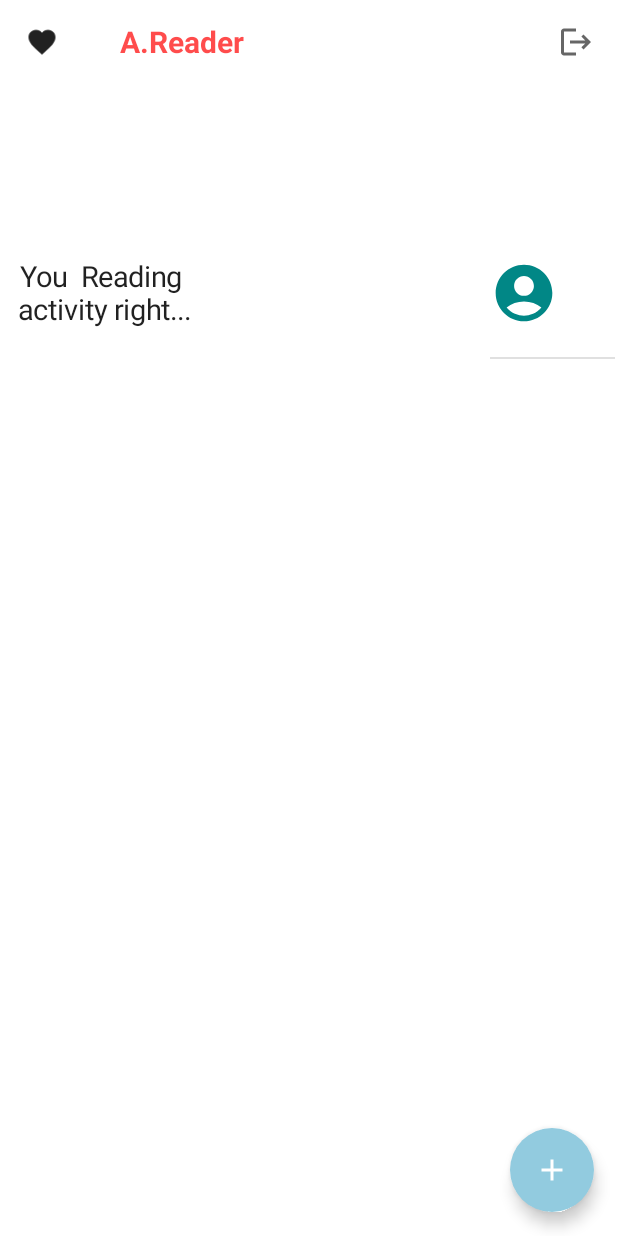
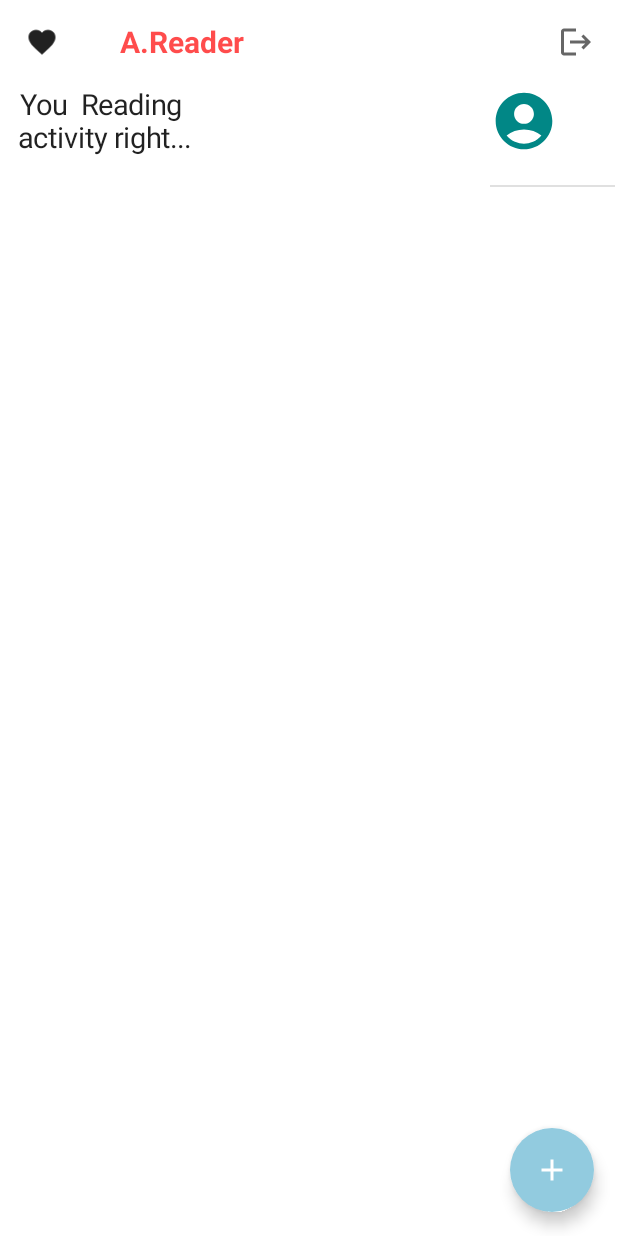
Before and after one commit to wladyband/App-Kotlin-Book-Clean-Architecture-, an Android app built with Jetpack Compose: the Home screen opened through its navigation route, on a phone screen of 412 x 824 dp. Run offline under Robolectric (Android 15) with nearby library versions, the phone set to English and light mode, and no system bars; our stand-ins replace Dagger/Hilt's generated code, Firebase (no records; nobody signed in at launch, a user with empty details on screens opened directly).

Commit message:
colocando no top

```diff
--- a/app/src/main/java/com/wladimirbr/readingplan/screens/home/ReaderBookHomeScreen.kt
+++ b/app/src/main/java/com/wladimirbr/readingplan/screens/home/ReaderBookHomeScreen.kt
@@ -53,7 +53,7 @@ fun HomeContent(navController: NavController) {
     val currentUserName = email?.split("@")?.get(0) ?: "N/A"
     Column(
         Modifier.padding(2.dp),
-        verticalArrangement = Arrangement.SpaceEvenly
+        verticalArrangement = Arrangement.Top
     ) {
         Row(modifier = Modifier.align(alignment = Alignment.Start)) {
             TitleSection(label = "You  Reading \n" + " activity right... ")
```
